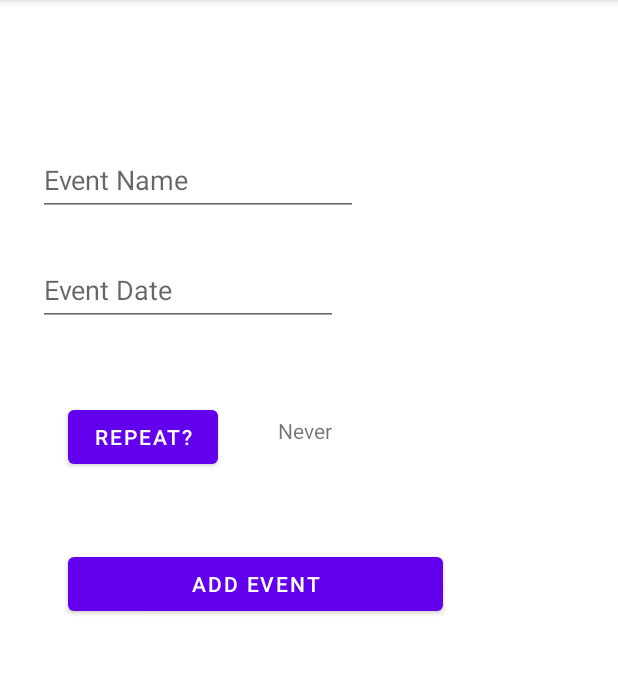
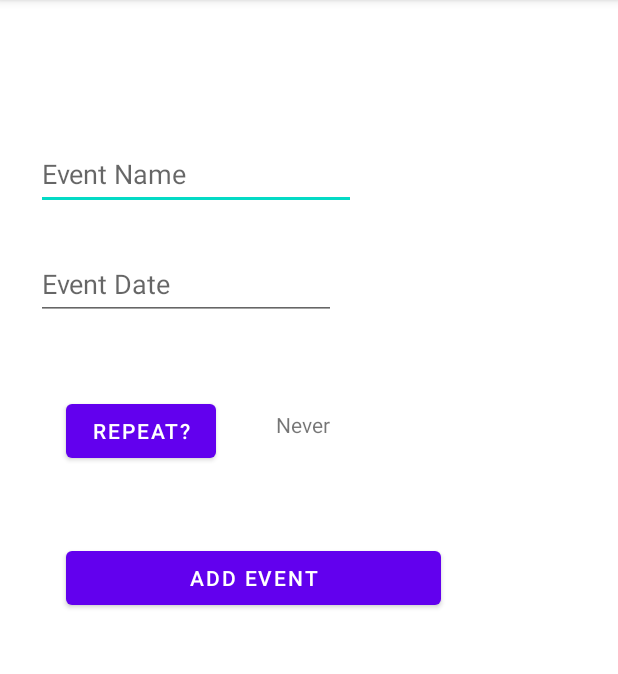
Before and after one commit to Caanite/Assignment3, an Android app: the screen it shows after launch (MainActivity before the commit, EventAddActivity after it), after a tap on "ADD ENTRY", on a phone screen of 412 x 824 dp, the part 84-758 px from its top. Run offline under Robolectric (Android 15) with nearby library versions, the phone set to English and light mode, and no system bars.

```diff
--- a/MyApplicationAS3/app/src/main/AndroidManifest.xml
+++ b/MyApplicationAS3/app/src/main/AndroidManifest.xml
@@ -28,6 +28,11 @@
             android:screenOrientation="sensor">
 
         </activity>
+        <activity
+            android:name=".EventAddActivity"
+            android:screenOrientation="sensor">
+
+        </activity>
     </application>
 
 </manifest>
--- a/MyApplicationAS3/app/src/main/java/com/example/myapplicationas3/MainActivity.java
+++ b/MyApplicationAS3/app/src/main/java/com/example/myapplicationas3/MainActivity.java
@@ -2,6 +2,7 @@ package com.example.myapplicationas3;
 
 import androidx.appcompat.app.AppCompatActivity;
 
+import android.content.Intent;
 import android.os.Bundle;
 import android.view.View;
 import android.widget.Button;
@@ -19,7 +20,9 @@ public class MainActivity extends AppCompatActivity {
         EntryAdder.setOnClickListener(new View.OnClickListener() {
             @Override
             public void onClick(View v) {
-                setContentView(R.layout.activity_add);
+                Intent intent = new Intent(getApplicationContext(), EventAddActivity.class); //WHEREEVER MAIN PAGE IS MEANT TO BE
+                startActivity(intent);
+
             }
         });
     }
--- a/MyApplicationAS3/app/src/main/res/layout/activity_add.xml
+++ b/MyApplicationAS3/app/src/main/res/layout/activity_add.xml
@@ -7,8 +7,8 @@
     <ScrollView
         android:layout_width="match_parent"
         android:layout_height="wrap_content"
-        android:layout_marginStart="25dp"
-        android:layout_marginTop="96dp"
+        android:layout_marginStart="24dp"
+        android:layout_marginTop="92dp"
         app:layout_constraintStart_toStartOf="parent"
         app:layout_constraintTop_toTopOf="parent">
 
```
Also changed, not shown: MyApplicationAS3/app/src/main/java/com/example/myapplicationas3/EventAddActivity.java (+6 -19 lines), MyApplicationAS3/app/src/main/java/com/example/myapplicationas3/OpenDialog.java (added, +34 -0 lines).
